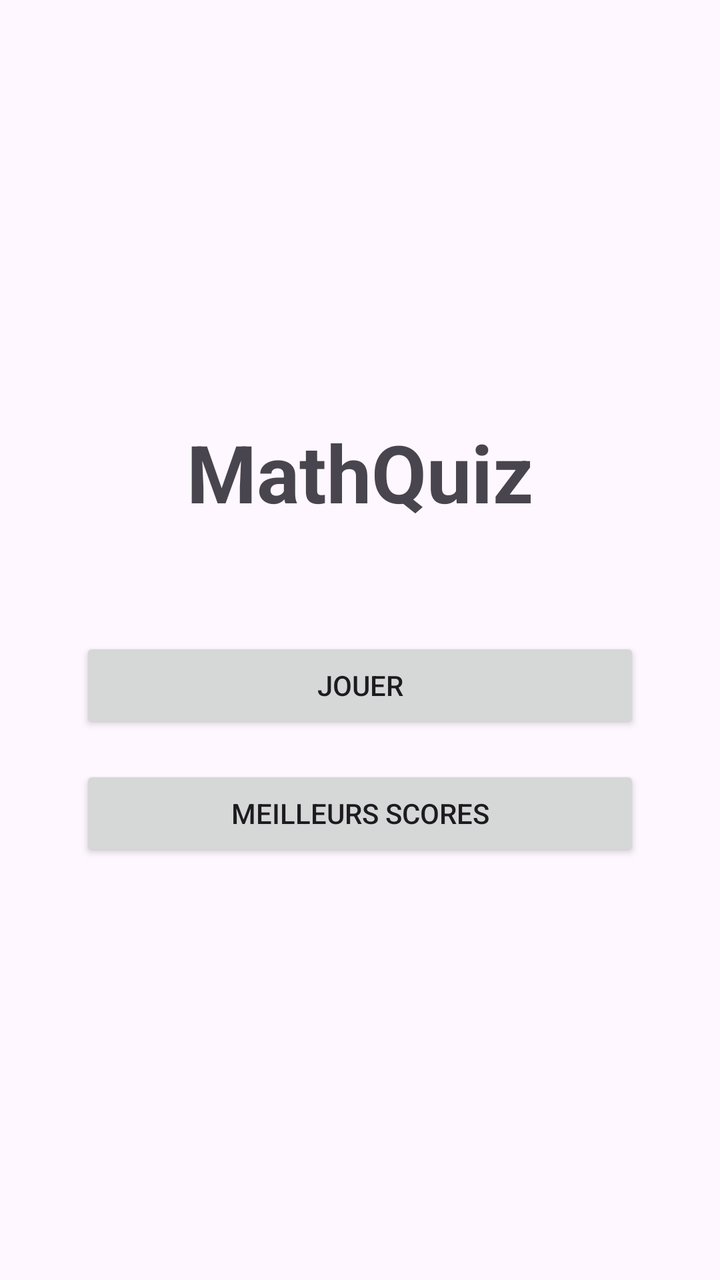
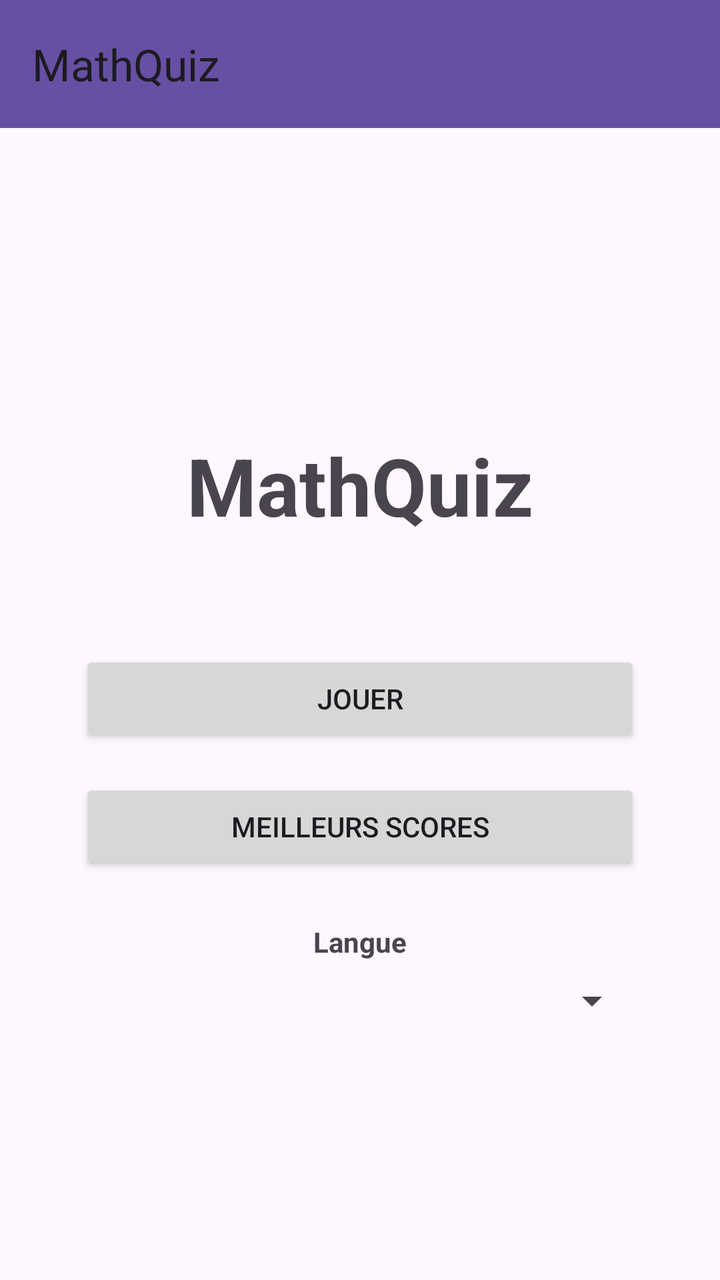

Screens rendered from an Android XML layout before and after an edit, with the pre-edit source and the edit as a unified diff.
<!-- AndroidManifest.xml: application theme Theme.ProjetAndroid -->
<!-- res/layout/activity_main.xml -->
<?xml version="1.0" encoding="utf-8"?>
<androidx.constraintlayout.widget.ConstraintLayout
    xmlns:android="http://schemas.android.com/apk/res/android"
    xmlns:app="http://schemas.android.com/apk/res-auto"
    android:id="@+id/main"
    android:layout_width="match_parent"
    android:layout_height="match_parent">

    <LinearLayout
        android:layout_width="280dp"
        android:layout_height="wrap_content"
        android:orientation="vertical"
        android:gravity="center"
        app:layout_constraintBottom_toBottomOf="parent"
        app:layout_constraintEnd_toEndOf="parent"
        app:layout_constraintStart_toStartOf="parent"
        app:layout_constraintTop_toTopOf="parent">

        <TextView
            android:layout_width="wrap_content"
            android:layout_height="wrap_content"
            android:layout_gravity="center"
            android:text="@string/app_name"
            android:textSize="40sp"
            android:textStyle="bold"
            android:layout_marginBottom="56dp" />

        <Button
            android:id="@+id/bouton_jouer"
            android:layout_width="match_parent"
            android:layout_height="wrap_content"
            android:layout_marginBottom="16dp"
            android:text="@string/text_bouton_jouer" />

        <Button
            android:id="@+id/bouton_highscores"
            android:layout_width="match_parent"
            android:layout_height="wrap_content"
            android:text="@string/text_bouton_highscores" />

    </LinearLayout>

</androidx.constraintlayout.widget.ConstraintLayout>
<!-- resources referenced by this layout -->
<resources>
  <string name="app_name" translatable="false">MathQuiz</string>
  <string name="text_bouton_highscores">Meilleurs scores</string>
  <string name="text_bouton_jouer">Jouer</string>
  <style name="Theme.ProjetAndroid" parent="Base.Theme.ProjetAndroid" />
  <style name="Base.Theme.ProjetAndroid" parent="Theme.Material3.DayNight.NoActionBar">
          
          
      </style>
</resources>

<!-- the commit's change to res/layout/activity_main.xml (unified diff, before → after) -->
@@ -6,15 +6,26 @@
     android:layout_width="match_parent"
     android:layout_height="match_parent">
 
+    <com.google.android.material.appbar.MaterialToolbar
+        android:id="@+id/topAppBar"
+        android:layout_width="0dp"
+        android:layout_height="wrap_content"
+        android:background="?attr/colorPrimary"
+        app:layout_constraintEnd_toEndOf="parent"
+        app:layout_constraintStart_toStartOf="parent"
+        app:layout_constraintTop_toTopOf="parent"
+        app:title="@string/app_name" />
+
     <LinearLayout
         android:layout_width="280dp"
         android:layout_height="wrap_content"
         android:orientation="vertical"
         android:gravity="center"
+        android:layout_marginTop="24dp"
         app:layout_constraintBottom_toBottomOf="parent"
         app:layout_constraintEnd_toEndOf="parent"
         app:layout_constraintStart_toStartOf="parent"
-        app:layout_constraintTop_toTopOf="parent">
+        app:layout_constraintTop_toBottomOf="@id/topAppBar">
 
         <TextView
             android:layout_width="wrap_content"
@@ -38,6 +49,20 @@
             android:layout_height="wrap_content"
             android:text="@string/text_bouton_highscores" />
 
+        <TextView
+            android:layout_width="match_parent"
+            android:layout_height="wrap_content"
+            android:layout_marginTop="24dp"
+            android:gravity="center"
+            android:text="@string/choisir_langue"
+            android:textStyle="bold" />
+
+        <Spinner
+            android:id="@+id/spinner_language"
+            android:layout_width="match_parent"
+            android:layout_height="wrap_content"
+            android:layout_marginTop="8dp" />
+
     </LinearLayout>
 
 </androidx.constraintlayout.widget.ConstraintLayout>
<!-- resource entries referenced after the edit -->
@@ -1,6 +1,7 @@
 <!-- resources referenced by this layout -->
 <resources>
   <string name="app_name" translatable="false">MathQuiz</string>
+  <string name="choisir_langue">Langue</string>
   <string name="text_bouton_highscores">Meilleurs scores</string>
   <string name="text_bouton_jouer">Jouer</string>
   <style name="Theme.ProjetAndroid" parent="Base.Theme.ProjetAndroid" />
